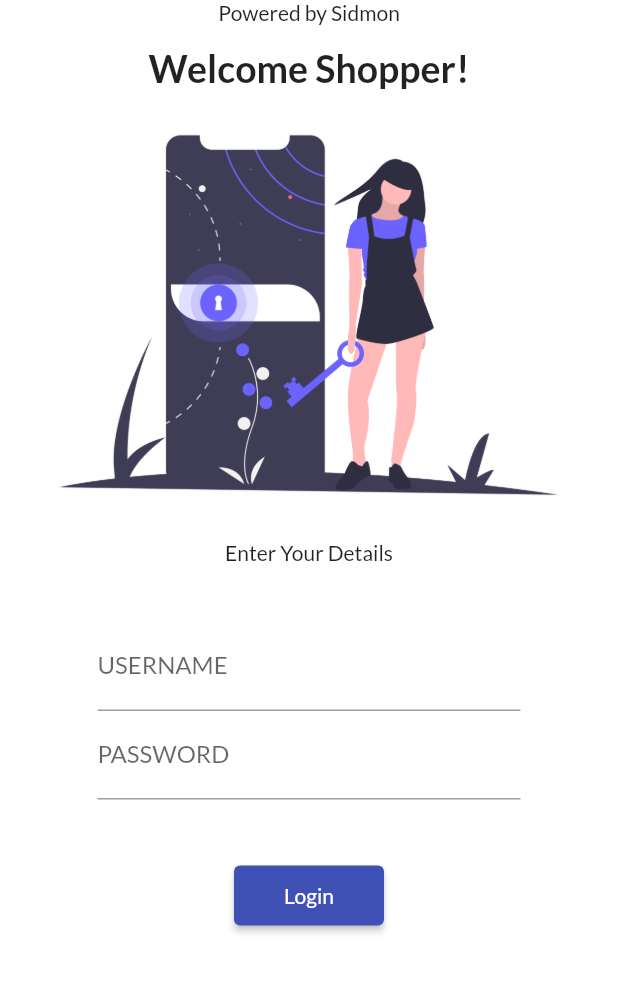
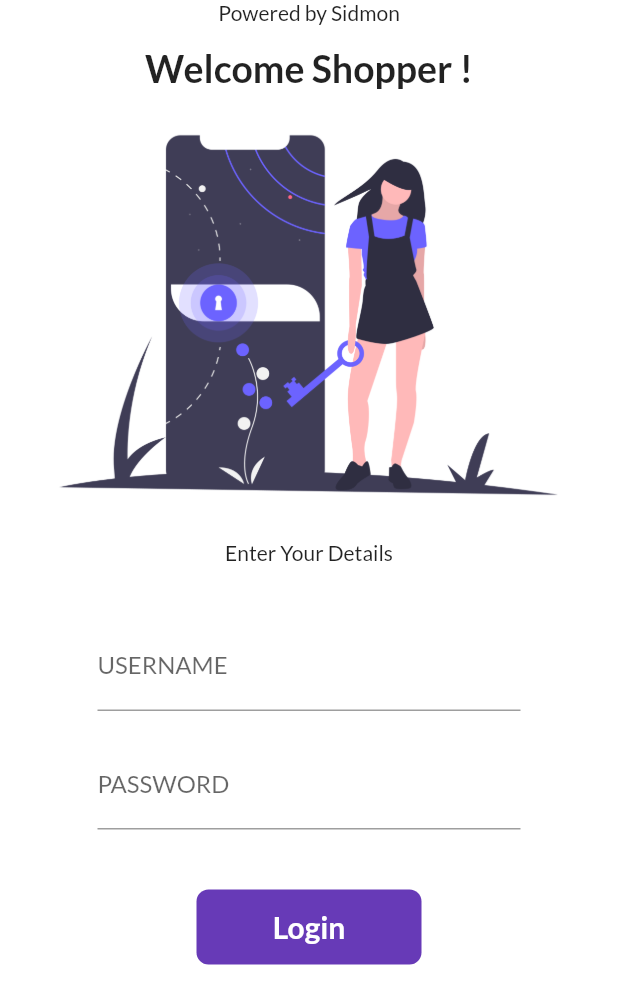
Before and after one commit to Sidmon101/Catalog_App, a Flutter app: the screen it shows after launch, on a phone screen of 412 x 824 dp. Shown: the top 1004 px of the screen. Run offline on Flutter 3.47's test engine with Material 2 defaults, Android fonts, the phone set to English and light mode, and no system bars; our stand-ins replace google_fonts.

Commit message:
day 6 completed

```diff
--- a/lib/pages/loginpage.dart
+++ b/lib/pages/loginpage.dart
@@ -3,9 +3,16 @@ import 'dart:ui';
 import 'package:flutter/material.dart';
 import 'package:flutter_catalog/utility/routes.dart';
 
-class loginpage extends StatelessWidget {
+class loginpage extends StatefulWidget {
   const loginpage({Key? key}) : super(key: key);
 
+  @override
+  State<loginpage> createState() => _loginpageState();
+}
+
+class _loginpageState extends State<loginpage> {
+  String name = "";
+  bool changebutton = false;
   @override
   Widget build(BuildContext context) {
     return Material(
@@ -18,7 +25,7 @@ class loginpage extends StatelessWidget {
                 child: Text("Powered by Sidmon"),
               ),
               Text(
-                "Welcome Shopper!",
+                "Welcome Shopper $name!",
                 style: TextStyle(
                   fontSize: 25,
                   fontWeight: FontWeight.bold,
@@ -44,6 +51,15 @@ class loginpage extends StatelessWidget {
                         hintText: "Enter your Name",
                         labelText: "USERNAME",
                       ),
+                      onChanged: (value) {
+                        name = value;
+                        setState(
+                          () {},
+                        );
+                      },
+                    ),
+                    SizedBox(
+                      height: 20,
                     ),
                     TextFormField(
                       obscureText: true,
@@ -55,13 +71,48 @@ class loginpage extends StatelessWidget {
                     SizedBox(
                       height: 40,
                     ),
-                    ElevatedButton(
-                        onPressed: () {
-                          Navigator.pushNamed(context, MyRoutes.homeroute);
-                        },
-                        child: Text("Login"),
-                        style:
-                            TextButton.styleFrom(minimumSize: Size(100, 40))),
+                    InkWell(
+                      onTap: () async {
+                        setState(() {
+                          changebutton = true;
+                        });
+                        await Future.delayed(Duration(seconds: 1));
+                        Navigator.pushNamed(context, MyRoutes.homeroute);
+                      },
+                      child: AnimatedContainer(
+                        duration: Duration(seconds: 1),
+                        width: changebutton ? 65 : 150,
+                        height: 50,
+                        alignment: Alignment.center,
+                        child: changebutton
+                            ? Icon(
+                                Icons.done,
+                                color: Colors.white,
+                              )
+                            : Text(
+                                "Login",
+                                style: TextStyle(
+                                  color: Colors.white,
+                                  fontWeight: FontWeight.bold,
+                                  fontSize: 20,
+                                ),
+                              ),
+                        decoration: BoxDecoration(
+                            color: Colors.deepPurple,
+                            // shape: changebutton
+                            //    ? BoxShape.circle
+                            //  : BoxShape.rectangle,
+                            borderRadius:
+                                BorderRadius.circular(changebutton ? 60 : 8)),
+                      ),
+                    )
+                    //  ElevatedButton(
+                    //    onPressed: () {
+                    //      Navigator.pushNamed(context, MyRoutes.homeroute);
+                    //    },
+                    //  child: Text("Login"),
+                    //   style:
+                    //       TextButton.styleFrom(minimumSize: Size(100, 40))),
                   ],
                 ),
               )
```
